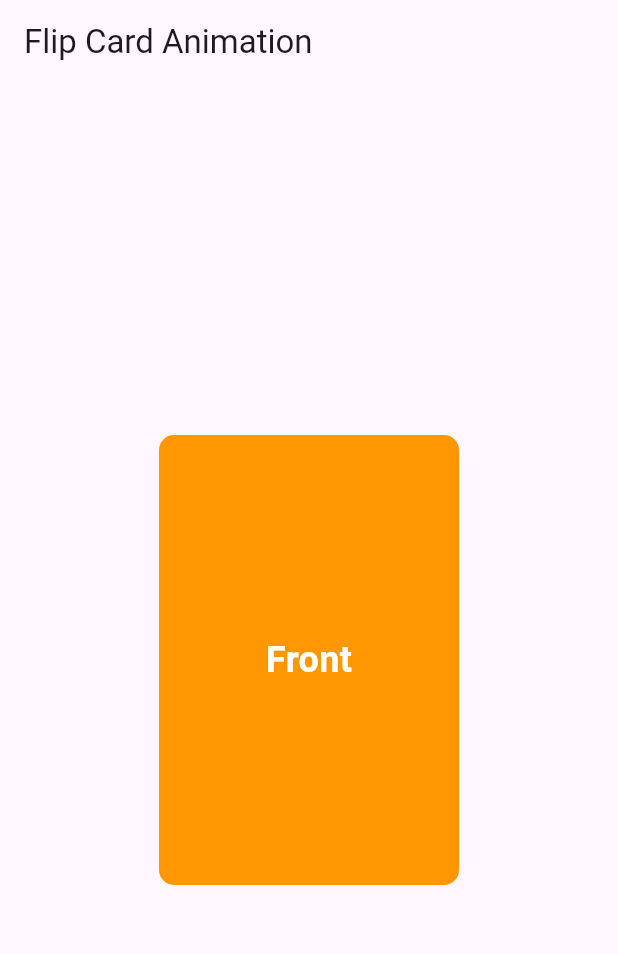
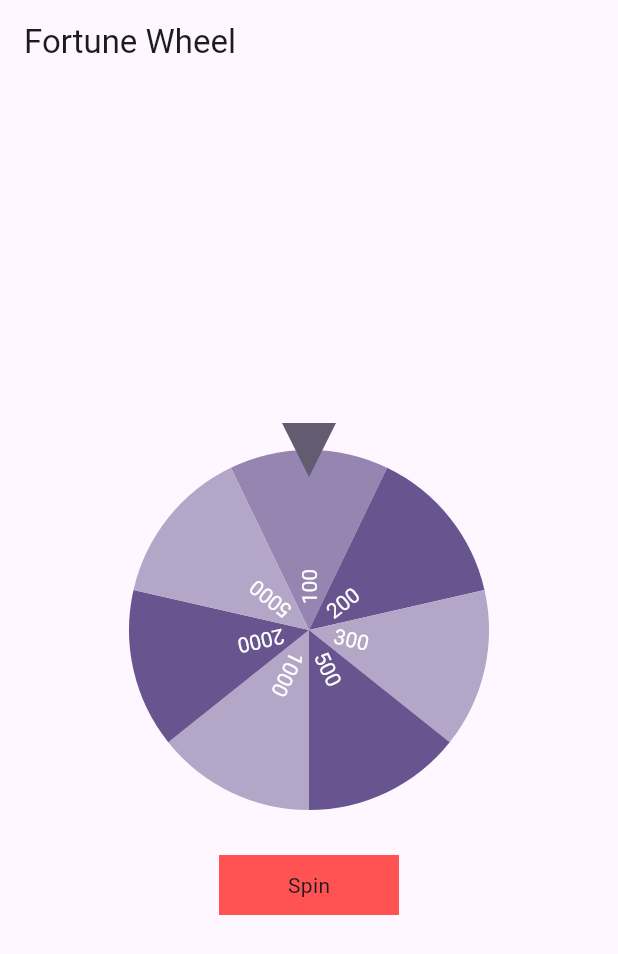
Before and after one commit to Keobiii/flutter_animation, a Flutter app: the screen it shows after launch, on a phone screen of 412 x 824 dp. Shown: the top 954 px of the screen. Run offline on Flutter 3.47's test engine with Material 3 defaults, Android fonts, the phone set to English and light mode, and no system bars; drawn by our look-alikes of flutter_fortune_wheel; our stand-ins replace rxdart.

Commit message:
fortune_wheel_with dependency

```diff
--- a/lib/main.dart
+++ b/lib/main.dart
@@ -1,5 +1,6 @@
 import 'package:flutter/material.dart';
 import 'package:flutter_animation/pages/flip_card_animation.dart';
+import 'package:flutter_animation/pages/wheel_animation.dart';
 
 void main() {
   runApp(const MyApp());
@@ -16,7 +17,7 @@ class MyApp extends StatelessWidget {
       theme: ThemeData(
         colorScheme: ColorScheme.fromSeed(seedColor: Colors.deepPurple),
       ),
-      home: FlipCardAnimation(),
+      home: WheelAnimation(),
     );
   }
 }
--- /dev/null
+++ b/lib/pages/wheel_animation.dart
@@ -0,0 +1,74 @@
+import 'package:flutter/material.dart';
+import 'package:flutter_fortune_wheel/flutter_fortune_wheel.dart';
+import 'package:rxdart/rxdart.dart';
+
+class WheelAnimation extends StatefulWidget {
+  const WheelAnimation({super.key});
+
+  @override
+  State<WheelAnimation> createState() => _WheelAnimationState();
+}
+
+class _WheelAnimationState extends State<WheelAnimation> {
+  final selected = BehaviorSubject<int>();
+
+  List<int> prizes = [100, 200, 300, 500, 1000, 2000, 5000];
+  int rewards = 0;
+
+  @override
+  void dispose() {
+    // TODO: implement dispose
+    selected.close();
+    super.dispose();
+  }
+
+  @override
+  Widget build(BuildContext context) {
+    return Scaffold(
+      appBar: AppBar(title: Text('Fortune Wheel')),
+      body: Center(
+        child: Column(
+          crossAxisAlignment: CrossAxisAlignment.center,
+          mainAxisAlignment: MainAxisAlignment.center,
+          children: [
+            SizedBox(
+              height: 300,
+              child: FortuneWheel(
+                selected: selected.stream,
+                animateFirst: false,
+                items: [
+                  for (int i = 0; i < prizes.length; i++) ...<FortuneItem>{
+                    FortuneItem(child: Text(prizes[i].toString())),
+                  },
+                ],
+                onAnimationEnd: () {
+                  setState(() {
+                    rewards = prizes[selected.value];
+                  });
+
+                  print('You won ${rewards}!');
+                },
+              ),
+            ),
+
+            GestureDetector(
+              onTap: () {
+                setState(() {
+                  selected.add(Fortune.randomInt(0, prizes.length));
+                });
+              },
+              child: Container(
+                height: 40,
+                width: 120,
+                color: Colors.redAccent,
+                child: Center(
+                  child: Text('Spin'),
+                ),
+              ),
+            )
+          ],
+        ),
+      ),
+    );
+  }
+}
--- a/pubspec.yaml
+++ b/pubspec.yaml
@@ -34,6 +34,8 @@ dependencies:
   # The following adds the Cupertino Icons font to your application.
   # Use with the CupertinoIcons class for iOS style icons.
   cupertino_icons: ^1.0.8
+  flutter_fortune_wheel: ^1.3.2
+  rxdart: ^0.28.0
 
 dev_dependencies:
   flutter_test:
```
Also changed, not shown: pubspec.lock.
